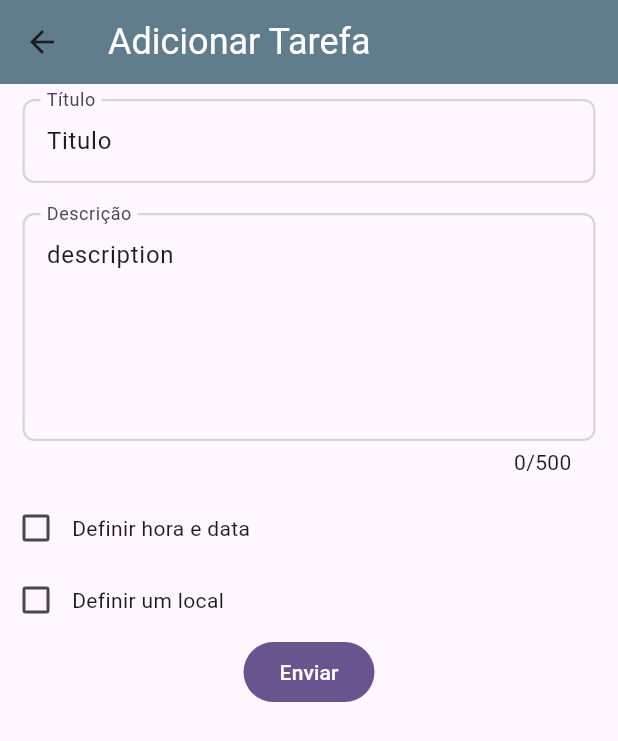
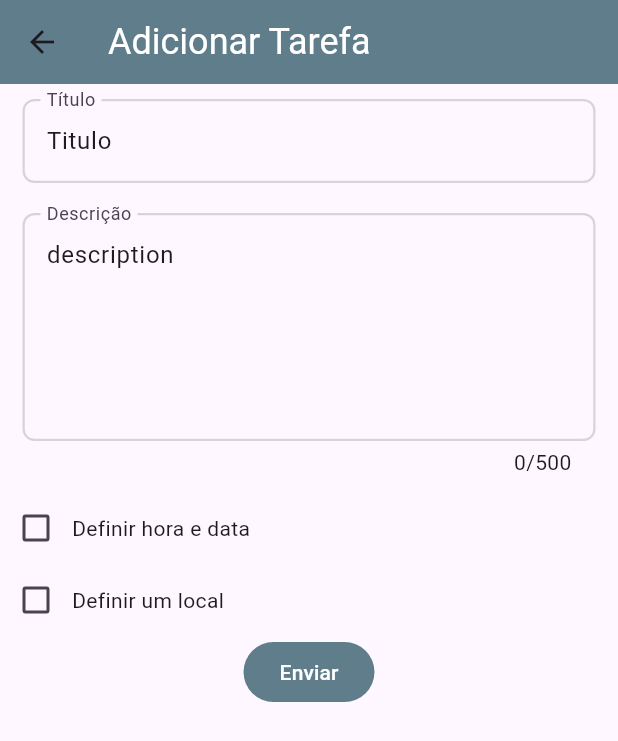
Before and after one commit to vinirecoaro/task_list_flutter_infnet, a Flutter app: the screen it shows after launch, after a tap on "Titulo", on a phone screen of 412 x 824 dp. Shown: the top 741 px of the screen. Run offline on Flutter 3.47's test engine with Material 3 defaults, Android fonts, the phone set to English and light mode, and no system bars.

Commit message:
Changed button color to met layout

```diff
--- a/lib/screens/add_task_screen.dart
+++ b/lib/screens/add_task_screen.dart
@@ -177,6 +177,9 @@ class _AddTaskScreenState extends State<AddTaskScreen> {
                         ],
                       ),
                     FilledButton(
+                      style: ButtonStyle(
+                          backgroundColor: MaterialStateProperty.all<Color>(
+                              Colors.blueGrey)),
                       onPressed: () {},
                       child: const Text("Enviar"),
                     ),
--- a/pubspec.yaml
+++ b/pubspec.yaml
@@ -35,6 +35,7 @@ dependencies:
   # The following adds the Cupertino Icons font to your application.
   # Use with the CupertinoIcons class for iOS style icons.
   cupertino_icons: ^1.0.6
+  geolocator: ^11.0.0
 
 dev_dependencies:
   flutter_test:
```
Also changed, not shown: pubspec.lock, 3 other files.
